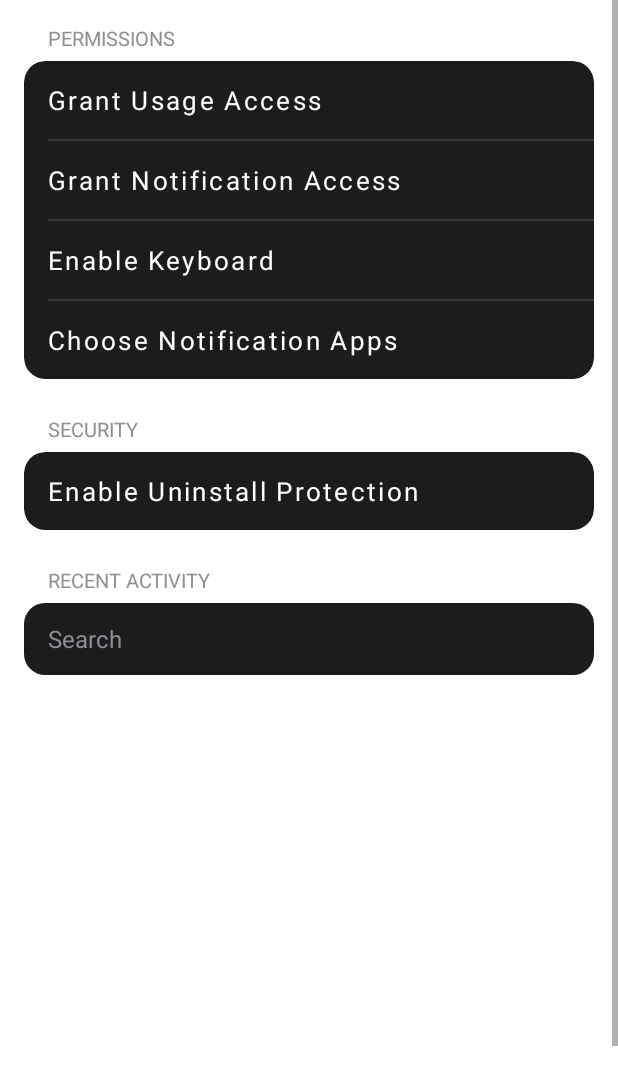
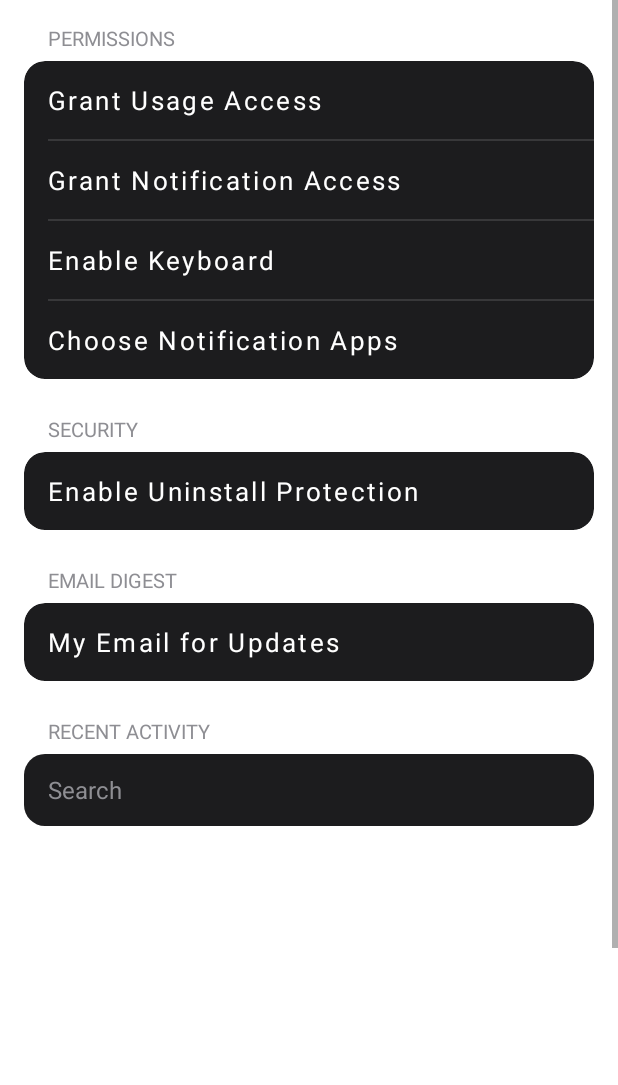
Before and after one commit to therealjidenna/PhoneScoop, an Android app: the layout activity_main.xml on its own in the app's theme, with its tools: preview values and no code run, on a phone screen of 412 x 824 dp. Shown: the top 1085 px of the screen. Run offline under Robolectric (Android 15) with nearby library versions, the phone set to English and light mode, and no system bars.

Commit message:
Add email settings button and update layout

```diff
--- a/app/src/main/res/layout/activity_main.xml
+++ b/app/src/main/res/layout/activity_main.xml
@@ -145,6 +145,39 @@
             android:layout_height="wrap_content"
             android:layout_marginStart="16dp"
             android:layout_marginBottom="6dp"
+            android:text="EMAIL DIGEST"
+            android:textColor="#8E8E93"
+            android:textSize="13sp" />
+
+        <LinearLayout
+            android:layout_width="match_parent"
+            android:layout_height="wrap_content"
+            android:layout_marginBottom="24dp"
+            android:background="@drawable/bg_card"
+            android:clipToOutline="true"
+            android:orientation="vertical">
+
+            <Button
+                android:id="@+id/btn_email_settings"
+                android:layout_width="match_parent"
+                android:layout_height="52dp"
+                android:background="?android:attr/selectableItemBackground"
+                android:fontFamily="sans-serif"
+                android:gravity="start|center_vertical"
+                android:paddingStart="16dp"
+                android:paddingEnd="16dp"
+                android:stateListAnimator="@null"
+                android:text="My Email for Updates"
+                android:textAllCaps="false"
+                android:textColor="#FFFFFF"
+                android:textSize="17sp" />
+        </LinearLayout>
+
+        <TextView
+            android:layout_width="wrap_content"
+            android:layout_height="wrap_content"
+            android:layout_marginStart="16dp"
+            android:layout_marginBottom="6dp"
             android:text="RECENT ACTIVITY"
             android:textColor="#8E8E93"
             android:textSize="13sp" />
```
